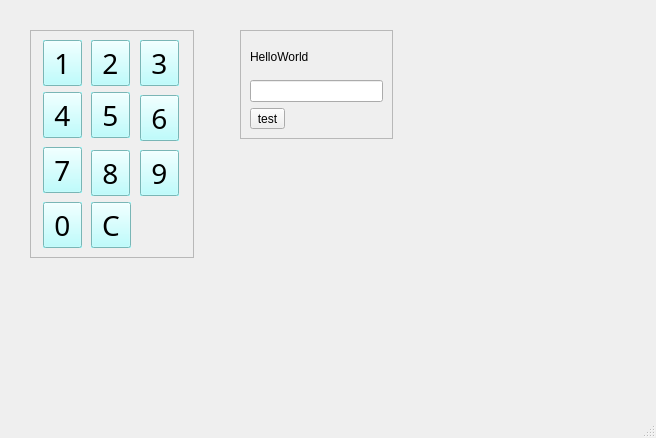
scarletfrank/py-dev, file sample/sample.ui: the form before one commit.
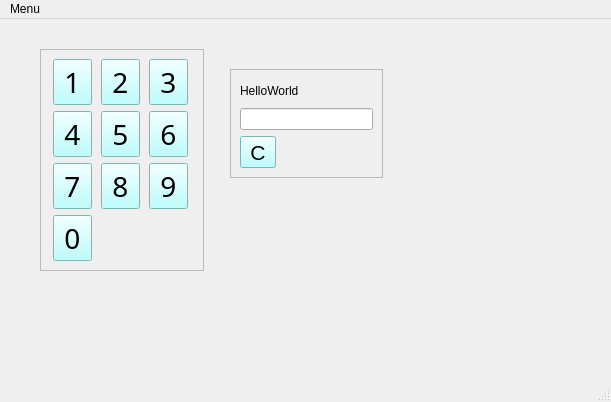
The form after the commit. Icons and pictures are not drawn.

Commit message: add argument action

What changed in the file:
```diff
--- a/sample/sample.ui
+++ b/sample/sample.ui
@@ -6,8 +6,8 @@
    <rect>
     <x>0</x>
     <y>0</y>
-    <width>656</width>
-    <height>438</height>
+    <width>611</width>
+    <height>402</height>
    </rect>
   </property>
   <property name="windowTitle">
@@ -21,10 +21,10 @@
    <widget class="QFrame" name="frame">
     <property name="geometry">
      <rect>
-      <x>30</x>
+      <x>40</x>
       <y>30</y>
       <width>164</width>
-      <height>228</height>
+      <height>222</height>
      </rect>
     </property>
     <property name="frameShape">
@@ -463,6 +463,9 @@
        <property name="text">
         <string>1</string>
        </property>
+       <property name="popupMode">
+        <enum>QToolButton::DelayedPopup</enum>
+       </property>
       </widget>
      </item>
      <item row="0" column="1">
@@ -2189,7 +2192,7 @@
        </property>
       </widget>
      </item>
-     <item row="1" column="2" rowspan="2">
+     <item row="1" column="2">
       <widget class="QToolButton" name="toolButton_6">
        <property name="palette">
         <palette>
@@ -2620,7 +2623,7 @@
        </property>
       </widget>
      </item>
-     <item row="2" column="0" rowspan="2">
+     <item row="2" column="0">
       <widget class="QToolButton" name="toolButton_7">
        <property name="palette">
         <palette>
@@ -3051,7 +3054,7 @@
        </property>
       </widget>
      </item>
-     <item row="3" column="1">
+     <item row="2" column="1">
       <widget class="QToolButton" name="toolButton_8">
        <property name="palette">
         <palette>
@@ -3482,7 +3485,7 @@
        </property>
       </widget>
      </item>
-     <item row="3" column="2">
+     <item row="2" column="2">
       <widget class="QToolButton" name="toolButton_9">
        <property name="palette">
         <palette>
@@ -3913,7 +3916,7 @@
        </property>
       </widget>
      </item>
-     <item row="4" column="0">
+     <item row="3" column="0">
       <widget class="QToolButton" name="toolButton_0">
        <property name="palette">
         <palette>
@@ -4344,444 +4347,13 @@
        </property>
       </widget>
      </item>
-     <item row="4" column="1">
-      <widget class="QToolButton" name="btn_clear">
-       <property name="palette">
-        <palette>
-         <active>
-          <colorrole role="WindowText">
-           <brush brushstyle="SolidPattern">
-            <color alpha="255">
-             <red>0</red>
-             <green>0</green>
-             <blue>0</blue>
-            </color>
-           </brush>
-          </colorrole>
-          <colorrole role="Button">
-           <brush brushstyle="SolidPattern">
-            <color alpha="255">
-             <red>170</red>
-             <green>255</green>
-             <blue>255</blue>
-            </color>
-           </brush>
-          </colorrole>
-          <colorrole role="Light">
-           <brush brushstyle="SolidPattern">
-            <color alpha="255">
-             <red>255</red>
-             <green>255</green>
-             <blue>255</blue>
-            </color>
-           </brush>
-          </colorrole>
-          <colorrole role="Midlight">
-           <brush brushstyle="SolidPattern">
-            <color alpha="255">
-             <red>212</red>
-             <green>255</green>
-             <blue>255</blue>
-            </color>
-           </brush>
-          </colorrole>
-          <colorrole role="Dark">
-           <brush brushstyle="SolidPattern">
-            <color alpha="255">
-             <red>85</red>
-             <green>127</green>
-             <blue>127</blue>
-            </color>
-           </brush>
-          </colorrole>
-          <colorrole role="Mid">
-           <brush brushstyle="SolidPattern">
-            <color alpha="255">
-             <red>113</red>
-             <green>170</green>
-             <blue>170</blue>
-            </color>
-           </brush>
-          </colorrole>
-          <colorrole role="Text">
-           <brush brushstyle="SolidPattern">
-            <color alpha="255">
-             <red>0</red>
-             <green>0</green>
-             <blue>0</blue>
-            </color>
-           </brush>
-          </colorrole>
-          <colorrole role="BrightText">
-           <brush brushstyle="SolidPattern">
-            <color alpha="255">
-             <red>255</red>
-             <green>255</green>
-             <blue>255</blue>
-            </color>
-           </brush>
-          </colorrole>
-          <colorrole role="ButtonText">
-           <brush brushstyle="SolidPattern">
-            <color alpha="255">
-             <red>0</red>
-             <green>0</green>
-             <blue>0</blue>
-            </color>
-           </brush>
-          </colorrole>
-          <colorrole role="Base">
-           <brush brushstyle="SolidPattern">
-            <color alpha="255">
-             <red>255</red>
-             <green>255</green>
-             <blue>255</blue>
-            </color>
-           </brush>
-          </colorrole>
-          <colorrole role="Window">
-           <brush brushstyle="SolidPattern">
-            <color alpha="255">
-             <red>170</red>
-             <green>255</green>
-             <blue>255</blue>
-            </color>
-           </brush>
-          </colorrole>
-          <colorrole role="Shadow">
-           <brush brushstyle="SolidPattern">
-            <color alpha="255">
-             <red>0</red>
-             <green>0</green>
-             <blue>0</blue>
-            </color>
-           </brush>
-          </colorrole>
-          <colorrole role="AlternateBase">
-           <brush brushstyle="SolidPattern">
-            <color alpha="255">
-             <red>212</red>
-             <green>255</green>
-             <blue>255</blue>
-            </color>
-           </brush>
-          </colorrole>
-          <colorrole role="ToolTipBase">
-           <brush brushstyle="SolidPattern">
-            <color alpha="255">
-             <red>255</red>
-             <green>255</green>
-             <blue>220</blue>
-            </color>
-           </brush>
-          </colorrole>
-          <colorrole role="ToolTipText">
-           <brush brushstyle="SolidPattern">
-            <color alpha="255">
-             <red>0</red>
-             <green>0</green>
-             <blue>0</blue>
-            </color>
-           </brush>
-          </colorrole>
-         </active>
-         <inactive>
-          <colorrole role="WindowText">
-           <brush brushstyle="SolidPattern">
-            <color alpha="255">
-             <red>0</red>
-             <green>0</green>
-             <blue>0</blue>
-            </color>
-           </brush>
-          </colorrole>
-          <colorrole role="Button">
-           <brush brushstyle="SolidPattern">
-            <color alpha="255">
-             <red>170</red>
-             <green>255</green>
-             <blue>255</blue>
-            </color>
-           </brush>
-          </colorrole>
-          <colorrole role="Light">
-           <brush brushstyle="SolidPattern">
-            <color alpha="255">
-             <red>255</red>
-             <green>255</green>
-             <blue>255</blue>
-            </color>
-           </brush>
-          </colorrole>
-          <colorrole role="Midlight">
-           <brush brushstyle="SolidPattern">
-            <color alpha="255">
-             <red>212</red>
-             <green>255</green>
-             <blue>255</blue>
-            </color>
-           </brush>
-          </colorrole>
-          <colorrole role="Dark">
-           <brush brushstyle="SolidPattern">
-            <color alpha="255">
-             <red>85</red>
-             <green>127</green>
-             <blue>127</blue>
-            </color>
-           </brush>
-          </colorrole>
-          <colorrole role="Mid">
-           <brush brushstyle="SolidPattern">
-            <color alpha="255">
-             <red>113</red>
-             <green>170</green>
-             <blue>170</blue>
-            </color>
-           </brush>
-          </colorrole>
-          <colorrole role="Text">
-           <brush brushstyle="SolidPattern">
-            <color alpha="255">
-             <red>0</red>
-             <green>0</green>
-             <blue>0</blue>
-            </color>
-           </brush>
-          </colorrole>
-          <colorrole role="BrightText">
-           <brush brushstyle="SolidPattern">
-            <color alpha="255">
-             <red>255</red>
-             <green>255</green>
-             <blue>255</blue>
-            </color>
-           </brush>
-          </colorrole>
-          <colorrole role="ButtonText">
-           <brush brushstyle="SolidPattern">
-            <color alpha="255">
-             <red>0</red>
-             <green>0</green>
-             <blue>0</blue>
-            </color>
-           </brush>
-          </colorrole>
-          <colorrole role="Base">
-           <brush brushstyle="SolidPattern">
-            <color alpha="255">
-             <red>255</red>
-             <green>255</green>
-             <blue>255</blue>
-            </color>
-           </brush>
-          </colorrole>
-          <colorrole role="Window">
-           <brush brushstyle="SolidPattern">
-            <color alpha="255">
-             <red>170</red>
-             <green>255</green>
-             <blue>255</blue>
-            </color>
-           </brush>
-          </colorrole>
-          <colorrole role="Shadow">
-           <brush brushstyle="SolidPattern">
-            <color alpha="255">
-             <red>0</red>
-             <green>0</green>
-             <blue>0</blue>
-            </color>
-           </brush>
-          </colorrole>
-          <colorrole role="AlternateBase">
-           <brush brushstyle="SolidPattern">
-            <color alpha="255">
-             <red>212</red>
-             <green>255</green>
-             <blue>255</blue>
-            </color>
-           </brush>
-          </colorrole>
-          <colorrole role="ToolTipBase">
-           <brush brushstyle="SolidPattern">
-            <color alpha="255">
-             <red>255</red>
-             <green>255</green>
-             <blue>220</blue>
-            </color>
-           </brush>
-          </colorrole>
-          <colorrole role="ToolTipText">
-           <brush brushstyle="SolidPattern">
-            <color alpha="255">
-             <red>0</red>
-             <green>0</green>
-             <blue>0</blue>
-            </color>
-           </brush>
-          </colorrole>
-         </inactive>
-         <disabled>
-          <colorrole role="WindowText">
-           <brush brushstyle="SolidPattern">
-            <color alpha="255">
-             <red>85</red>
-             <green>127</green>
-             <blue>127</blue>
-            </color>
-           </brush>
-          </colorrole>
-          <colorrole role="Button">
-           <brush brushstyle="SolidPattern">
-            <color alpha="255">
-             <red>170</red>
-             <green>255</green>
-             <blue>255</blue>
-            </color>
-           </brush>
-          </colorrole>
-          <colorrole role="Light">
-           <brush brushstyle="SolidPattern">
-            <color alpha="255">
-             <red>255</red>
-             <green>255</green>
-             <blue>255</blue>
-            </color>
-           </brush>
-          </colorrole>
-          <colorrole role="Midlight">
-           <brush brushstyle="SolidPattern">
-            <color alpha="255">
-             <red>212</red>
-             <green>255</green>
-             <blue>255</blue>
-            </color>
-           </brush>
-          </colorrole>
-          <colorrole role="Dark">
-           <brush brushstyle="SolidPattern">
-            <color alpha="255">
-             <red>85</red>
-             <green>127</green>
-             <blue>127</blue>
-            </color>
-           </brush>
-          </colorrole>
-          <colorrole role="Mid">
-           <brush brushstyle="SolidPattern">
-            <color alpha="255">
-             <red>113</red>
-             <green>170</green>
-             <blue>170</blue>
-            </color>
-           </brush>
-          </colorrole>
-          <colorrole role="Text">
-           <brush brushstyle="SolidPattern">
-            <color alpha="255">
-             <red>85</red>
-             <green>127</green>
-             <blue>127</blue>
-            </color>
-           </brush>
-          </colorrole>
-          <colorrole role="BrightText">
-           <brush brushstyle="SolidPattern">
-            <color alpha="255">
-             <red>255</red>
-             <green>255</green>
-             <blue>255</blue>
-            </color>
-           </brush>
-          </colorrole>
-          <colorrole role="ButtonText">
-           <brush brushstyle="SolidPattern">
-            <color alpha="255">
-             <red>85</red>
-             <green>127</green>
-             <blue>127</blue>
-            </color>
-           </brush>
-          </colorrole>
-          <colorrole role="Base">
-           <brush brushstyle="SolidPattern">
-            <color alpha="255">
-             <red>170</red>
-             <green>255</green>
-             <blue>255</blue>
-            </color>
-           </brush>
-          </colorrole>
-          <colorrole role="Window">
-           <brush brushstyle="SolidPattern">
-            <color alpha="255">
-             <red>170</red>
-             <green>255</green>
-             <blue>255</blue>
-            </color>
-           </brush>
-          </colorrole>
-          <colorrole role="Shadow">
-           <brush brushstyle="SolidPattern">
-            <color alpha="255">
-             <red>0</red>
-             <green>0</green>
-             <blue>0</blue>
-            </color>
-           </brush>
-          </colorrole>
-          <colorrole role="AlternateBase">
-           <brush brushstyle="SolidPattern">
-            <color alpha="255">
-             <red>170</red>
-             <green>255</green>
-             <blue>255</blue>
-            </color>
-           </brush>
-          </colorrole>
-          <colorrole role="ToolTipBase">
-           <brush brushstyle="SolidPattern">
-            <color alpha="255">
-             <red>255</red>
-             <green>255</green>
-             <blue>220</blue>
-            </color>
-           </brush>
-          </colorrole>
-          <colorrole role="ToolTipText">
-           <brush brushstyle="SolidPattern">
-            <color alpha="255">
-             <red>0</red>
-             <green>0</green>
-             <blue>0</blue>
-            </color>
-           </brush>
-          </colorrole>
-         </disabled>
-        </palette>
-       </property>
-       <property name="font">
-        <font>
-         <family>Arial Black</family>
-         <pointsize>21</pointsize>
-        </font>
-       </property>
-       <property name="autoFillBackground">
-        <bool>true</bool>
-       </property>
-       <property name="text">
-        <string>C</string>
-       </property>
-      </widget>
-     </item>
     </layout>
    </widget>
    <widget class="QFrame" name="frame_2">
     <property name="geometry">
      <rect>
-      <x>240</x>
-      <y>30</y>
+      <x>230</x>
+      <y>50</y>
       <width>153</width>
       <height>109</height>
      </rect>
@@ -4804,9 +4376,435 @@
       <widget class="QLineEdit" name="lineEdit"/>
      </item>
      <item>
-      <widget class="QToolButton" name="btn_label">
+      <widget class="QToolButton" name="btn_clear">
+       <property name="palette">
+        <palette>
+         <active>
+          <colorrole role="WindowText">
+           <brush brushstyle="SolidPattern">
+            <color alpha="255">
+             <red>0</red>
+             <green>0</green>
+             <blue>0</blue>
+            </color>
+           </brush>
+          </colorrole>
+          <colorrole role="Button">
+           <brush brushstyle="SolidPattern">
+            <color alpha="255">
+             <red>170</red>
+             <green>255</green>
+             <blue>255</blue>
+            </color>
+           </brush>
+          </colorrole>
+          <colorrole role="Light">
+           <brush brushstyle="SolidPattern">
+            <color alpha="255">
+             <red>255</red>
+             <green>255</green>
+             <blue>255</blue>
+            </color>
+           </brush>
+          </colorrole>
+          <colorrole role="Midlight">
+           <brush brushstyle="SolidPattern">
+            <color alpha="255">
+             <red>212</red>
+             <green>255</green>
+             <blue>255</blue>
+            </color>
+           </brush>
+          </colorrole>
+          <colorrole role="Dark">
+           <brush brushstyle="SolidPattern">
+            <color alpha="255">
+             <red>85</red>
+             <green>127</green>
+             <blue>127</blue>
+            </color>
+           </brush>
+          </colorrole>
+          <colorrole role="Mid">
+           <brush brushstyle="SolidPattern">
+            <color alpha="255">
+             <red>113</red>
+             <green>170</green>
+             <blue>170</blue>
+            </color>
+           </brush>
+          </colorrole>
+          <colorrole role="Text">
+           <brush brushstyle="SolidPattern">
+            <color alpha="255">
+             <red>0</red>
+             <green>0</green>
+             <blue>0</blue>
+            </color>
+           </brush>
+          </colorrole>
+          <colorrole role="BrightText">
+           <brush brushstyle="SolidPattern">
+            <color alpha="255">
+             <red>255</red>
+             <green>255</green>
+             <blue>255</blue>
+            </color>
+           </brush>
+          </colorrole>
+          <colorrole role="ButtonText">
+           <brush brushstyle="SolidPattern">
+            <color alpha="255">
+             <red>0</red>
+             <green>0</green>
+             <blue>0</blue>
+            </color>
+           </brush>
+          </colorrole>
+          <colorrole role="Base">
+           <brush brushstyle="SolidPattern">
+            <color alpha="255">
+             <red>255</red>
+             <green>255</green>
+             <blue>255</blue>
+            </color>
+           </brush>
+          </colorrole>
+          <colorrole role="Window">
+           <brush brushstyle="SolidPattern">
+            <color alpha="255">
+             <red>170</red>
+             <green>255</green>
+             <blue>255</blue>
+            </color>
+           </brush>
+          </colorrole>
+          <colorrole role="Shadow">
+           <brush brushstyle="SolidPattern">
+            <color alpha="255">
+             <red>0</red>
+             <green>0</green>
+             <blue>0</blue>
+            </color>
+           </brush>
+          </colorrole>
+          <colorrole role="AlternateBase">
+           <brush brushstyle="SolidPattern">
+            <color alpha="255">
+             <red>212</red>
+             <green>255</green>
+             <blue>255</blue>
+            </color>
+           </brush>
+          </colorrole>
+          <colorrole role="ToolTipBase">
+           <brush brushstyle="SolidPattern">
+            <color alpha="255">
+             <red>255</red>
+             <green>255</green>
+             <blue>220</blue>
+            </color>
+           </brush>
+          </colorrole>
+          <colorrole role="ToolTipText">
+           <brush brushstyle="SolidPattern">
+            <color alpha="255">
+             <red>0</red>
+             <green>0</green>
+             <blue>0</blue>
+            </color>
+           </brush>
+          </colorrole>
+         </active>
+         <inactive>
+          <colorrole role="WindowText">
+           <brush brushstyle="SolidPattern">
+            <color alpha="255">
+             <red>0</red>
+             <green>0</green>
+             <blue>0</blue>
+            </color>
+           </brush>
+          </colorrole>
+          <colorrole role="Button">
+           <brush brushstyle="SolidPattern">
+            <color alpha="255">
+             <red>170</red>
+             <green>255</green>
+             <blue>255</blue>
+            </color>
+           </brush>
+          </colorrole>
+          <colorrole role="Light">
+           <brush brushstyle="SolidPattern">
+            <color alpha="255">
+             <red>255</red>
+             <green>255</green>
+             <blue>255</blue>
+            </color>
+           </brush>
+          </colorrole>
+          <colorrole role="Midlight">
+           <brush brushstyle="SolidPattern">
+            <color alpha="255">
+             <red>212</red>
+             <green>255</green>
+             <blue>255</blue>
+            </color>
+           </brush>
+          </colorrole>
+          <colorrole role="Dark">
+           <brush brushstyle="SolidPattern">
+            <color alpha="255">
+             <red>85</red>
+             <green>127</green>
+             <blue>127</blue>
+            </color>
+           </brush>
+          </colorrole>
+          <colorrole role="Mid">
+           <brush brushstyle="SolidPattern">
+            <color alpha="255">
+             <red>113</red>
+             <green>170</green>
+             <blue>170</blue>
+            </color>
+           </brush>
+          </colorrole>
+          <colorrole role="Text">
+           <brush brushstyle="SolidPattern">
+            <color alpha="255">
+             <red>0</red>
+             <green>0</green>
+             <blue>0</blue>
+            </color>
+           </brush>
+          </colorrole>
+          <colorrole role="BrightText">
+           <brush brushstyle="SolidPattern">
+            <color alpha="255">
+             <red>255</red>
+             <green>255</green>
+             <blue>255</blue>
+            </color>
+           </brush>
+          </colorrole>
+          <colorrole role="ButtonText">
+           <brush brushstyle="SolidPattern">
+            <color alpha="255">
+             <red>0</red>
+             <green>0</green>
+             <blue>0</blue>
+            </color>
+           </brush>
+          </colorrole>
+          <colorrole role="Base">
+           <brush brushstyle="SolidPattern">
+            <color alpha="255">
+             <red>255</red>
+             <green>255</green>
+             <blue>255</blue>
+            </color>
+           </brush>
+          </colorrole>
+          <colorrole role="Window">
+           <brush brushstyle="SolidPattern">
+            <color alpha="255">
+             <red>170</red>
+             <green>255</green>
+             <blue>255</blue>
+            </color>
+           </brush>
+          </colorrole>
+          <colorrole role="Shadow">
+           <brush brushstyle="SolidPattern">
+            <color alpha="255">
+             <red>0</red>
+             <green>0</green>
+             <blue>0</blue>
+            </color>
+           </brush>
+          </colorrole>
+          <colorrole role="AlternateBase">
+           <brush brushstyle="SolidPattern">
+            <color alpha="255">
+             <red>212</red>
+             <green>255</green>
+             <blue>255</blue>
+            </color>
+           </brush>
+          </colorrole>
+          <colorrole role="ToolTipBase">
+           <brush brushstyle="SolidPattern">
+            <color alpha="255">
+             <red>255</red>
+             <green>255</green>
+             <blue>220</blue>
+            </color>
+           </brush>
+          </colorrole>
+          <colorrole role="ToolTipText">
+           <brush brushstyle="SolidPattern">
+            <color alpha="255">
+             <red>0</red>
+             <green>0</green>
+             <blue>0</blue>
+            </color>
+           </brush>
+          </colorrole>
+         </inactive>
+         <disabled>
+          <colorrole role="WindowText">
+           <brush brushstyle="SolidPattern">
+            <color alpha="255">
+             <red>85</red>
+             <green>127</green>
+             <blue>127</blue>
+            </color>
+           </brush>
+          </colorrole>
+          <colorrole role="Button">
+           <brush brushstyle="SolidPattern">
+            <color alpha="255">
+             <red>170</red>
+             <green>255</green>
+             <blue>255</blue>
+            </color>
+           </brush>
+          </colorrole>
+          <colorrole role="Light">
+           <brush brushstyle="SolidPattern">
+            <color alpha="255">
+             <red>255</red>
+             <green>255</green>
+             <blue>255</blue>
+            </color>
+           </brush>
+          </colorrole>
+          <colorrole role="Midlight">
+           <brush brushstyle="SolidPattern">
+            <color alpha="255">
+             <red>212</red>
+             <green>255</green>
+             <blue>255</blue>
+            </color>
+           </brush>
+          </colorrole>
+          <colorrole role="Dark">
+           <brush brushstyle="SolidPattern">
+            <color alpha="255">
+             <red>85</red>
+             <green>127</green>
+             <blue>127</blue>
+            </color>
+           </brush>
+          </colorrole>
+          <colorrole role="Mid">
+           <brush brushstyle="SolidPattern">
+            <color alpha="255">
+             <red>113</red>
+             <green>170</green>
+             <blue>170</blue>
+            </color>
+           </brush>
+          </colorrole>
+          <colorrole role="Text">
+           <brush brushstyle="SolidPattern">
+            <color alpha="255">
+             <red>85</red>
+             <green>127</green>
+             <blue>127</blue>
+            </color>
+           </brush>
+          </colorrole>
+          <colorrole role="BrightText">
+           <brush brushstyle="SolidPattern">
+            <color alpha="255">
+             <red>255</red>
+             <green>255</green>
+             <blue>255</blue>
+            </color>
+           </brush>
+          </colorrole>
+          <colorrole role="ButtonText">
+           <brush brushstyle="SolidPattern">
+            <color alpha="255">
+             <red>85</red>
+             <green>127</green>
+             <blue>127</blue>
+            </color>
+           </brush>
+          </colorrole>
+          <colorrole role="Base">
+           <brush brushstyle="SolidPattern">
+            <color alpha="255">
+             <red>170</red>
+             <green>255</green>
+             <blue>255</blue>
+            </color>
+           </brush>
+          </colorrole>
+          <colorrole role="Window">
+           <brush brushstyle="SolidPattern">
+            <color alpha="255">
+             <red>170</red>
+             <green>255</green>
+             <blue>255</blue>
+            </color>
+           </brush>
+          </colorrole>
+          <colorrole role="Shadow">
+           <brush brushstyle="SolidPattern">
+            <color alpha="255">
+             <red>0</red>
+             <green>0</green>
+             <blue>0</blue>
+            </color>
+           </brush>
+          </colorrole>
+          <colorrole role="AlternateBase">
+           <brush brushstyle="SolidPattern">
+            <color alpha="255">
+             <red>170</red>
+             <green>255</green>
+             <blue>255</blue>
+            </color>
+           </brush>
+          </colorrole>
+          <colorrole role="ToolTipBase">
+           <brush brushstyle="SolidPattern">
+            <color alpha="255">
+             <red>255</red>
+             <green>255</green>
+             <blue>220</blue>
+            </color>
+           </brush>
+          </colorrole>
+          <colorrole role="ToolTipText">
+           <brush brushstyle="SolidPattern">
+            <color alpha="255">
+             <red>0</red>
+             <green>0</green>
+             <blue>0</blue>
+            </color>
+           </brush>
+          </colorrole>
+         </disabled>
+        </palette>
+       </property>
+       <property name="font">
+        <font>
+         <family>Arial</family>
+         <pointsize>16</pointsize>
+         <weight>50</weight>
+         <bold>false</bold>
+        </font>
+       </property>
+       <property name="autoFillBackground">
+        <bool>true</bool>
+       </property>
        <property name="text">
-        <string>test</string>
+        <string>C</string>
        </property>
       </widget>
      </item>
@@ -4818,10 +4816,17 @@
     <rect>
      <x>0</x>
      <y>0</y>
-     <width>656</width>
+     <width>611</width>
      <height>21</height>
     </rect>
    </property>
+   <widget class="QMenu" name="menuMenu">
+    <property name="title">
+     <string>Menu</string>
+    </property>
+    <addaction name="actionQuit"/>
+   </widget>
+   <addaction name="menuMenu"/>
   </widget>
   <widget class="QStatusBar" name="statusbar"/>
  </widget>
```
Left out of the diff: 40 changed lines with no effect on the pictures. The commit also changes 2 other files.
